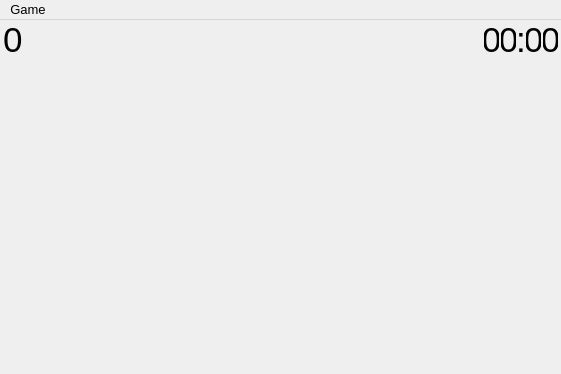
First picture: the form in mainwindow.ui, repository q-g-j/qminesweeper, before the edit.
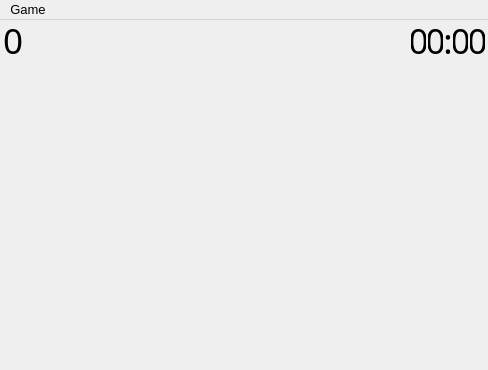
Second picture: the form after the edit. Icons and pictures are not drawn.

Diff of the .ui file:
```diff
--- a/mainwindow.ui
+++ b/mainwindow.ui
@@ -6,8 +6,8 @@
    <rect>
     <x>0</x>
     <y>0</y>
-    <width>561</width>
-    <height>374</height>
+    <width>488</width>
+    <height>370</height>
    </rect>
   </property>
   <property name="sizePolicy">
@@ -67,6 +67,12 @@
         <height>40</height>
        </size>
       </property>
+      <property name="maximumSize">
+       <size>
+        <width>16777215</width>
+        <height>40</height>
+       </size>
+      </property>
       <property name="font">
        <font>
         <pointsize>10</pointsize>
@@ -136,6 +142,7 @@
          </property>
          <property name="font">
           <font>
+           <family>Noto Sans Condensed Medium</family>
            <pointsize>26</pointsize>
            <italic>false</italic>
           </font>
@@ -234,6 +241,7 @@
          </property>
          <property name="font">
           <font>
+           <family>Noto Sans Condensed Medium</family>
            <pointsize>26</pointsize>
            <italic>false</italic>
           </font>
@@ -287,6 +295,7 @@
          </property>
          <property name="font">
           <font>
+           <family>Noto Sans Condensed Medium</family>
            <pointsize>26</pointsize>
            <italic>false</italic>
           </font>
@@ -318,6 +327,7 @@
          </property>
          <property name="font">
           <font>
+           <family>Noto Sans Condensed Medium</family>
            <pointsize>26</pointsize>
            <italic>false</italic>
           </font>
@@ -355,6 +365,7 @@
          </property>
          <property name="font">
           <font>
+           <family>Noto Sans Condensed Medium</family>
            <pointsize>26</pointsize>
            <italic>false</italic>
           </font>
@@ -408,6 +419,7 @@
          </property>
          <property name="font">
           <font>
+           <family>Noto Sans Condensed Medium</family>
            <pointsize>26</pointsize>
            <italic>false</italic>
           </font>
@@ -477,8 +489,8 @@
     <rect>
      <x>0</x>
      <y>0</y>
-     <width>561</width>
-     <height>23</height>
+     <width>488</width>
+     <height>30</height>
     </rect>
    </property>
    <property name="font">
```
